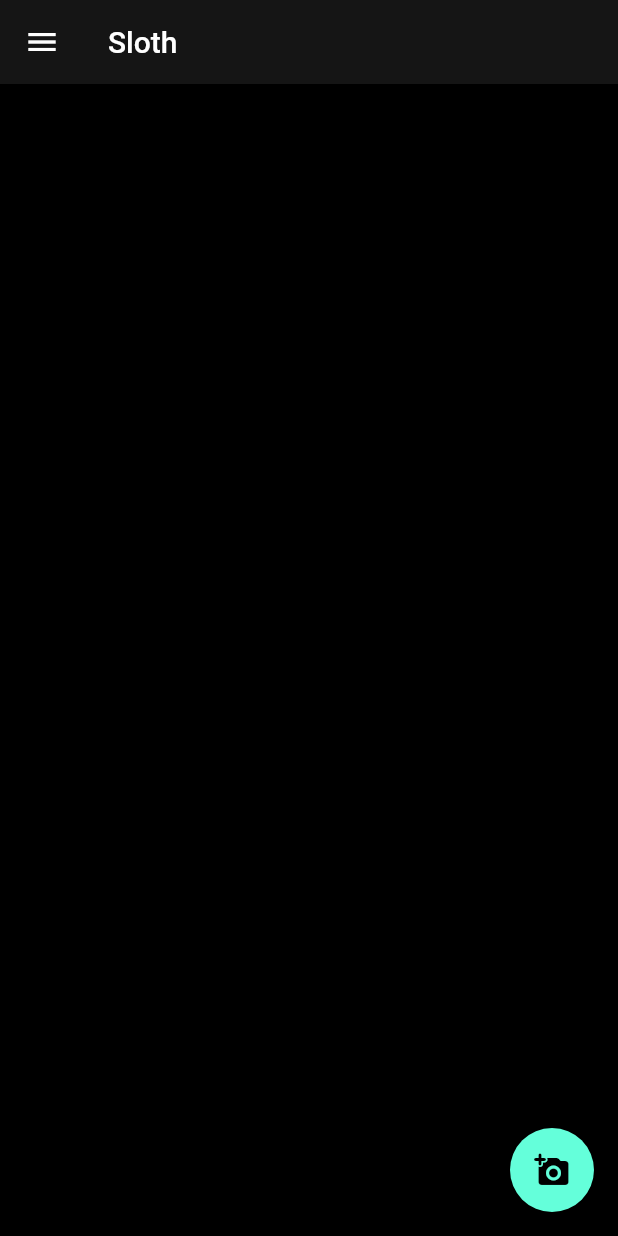
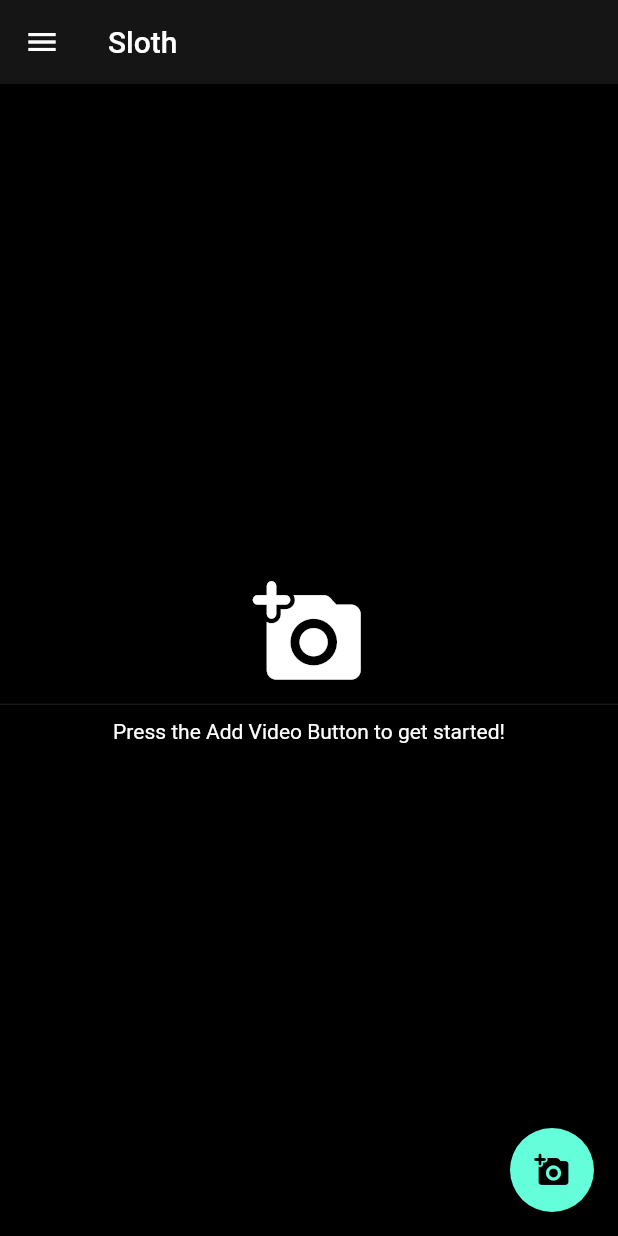
Before and after one commit to xa1on/slowmoapp, a Flutter app: the screen it shows after launch, on a phone screen of 412 x 824 dp. Run offline on Flutter 3.47's test engine with Material 2 defaults, Android fonts, the light colour scheme and no system bars.

Commit message:
Added home screen

```diff
--- a/lib/main.dart
+++ b/lib/main.dart
@@ -82,6 +82,21 @@ class _MainPageState extends State<MainPage> {
         onPressed: () {},
         child: const Icon(Icons.add_a_photo_rounded),
       ),
+      body: Center(
+        child: Column(
+          mainAxisAlignment: MainAxisAlignment.center,
+          children: const <Widget>[
+            Icon(
+              size: 75,
+              Icons.add_a_photo_rounded,
+            ),
+            Divider(
+              height: 20,
+            ),
+            Text('Press the Add Video Button to get started!'),
+          ],
+        ),
+      ),
     );
   }
 }
```
